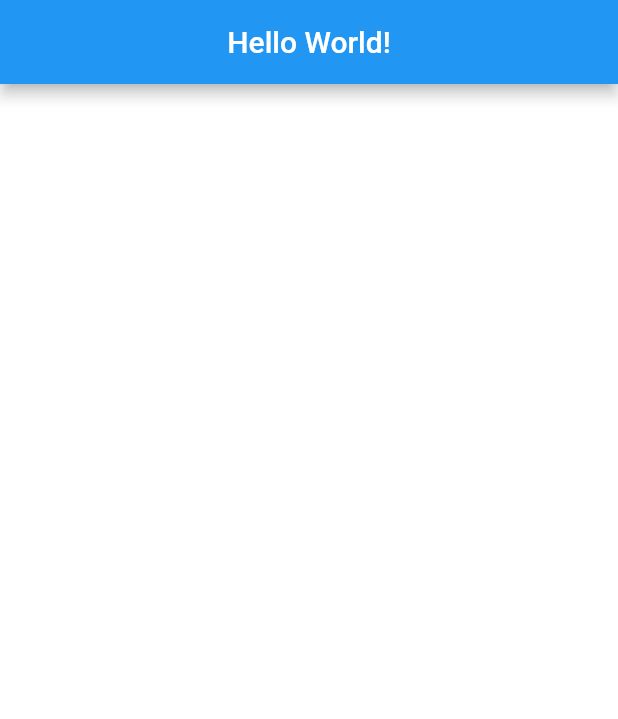
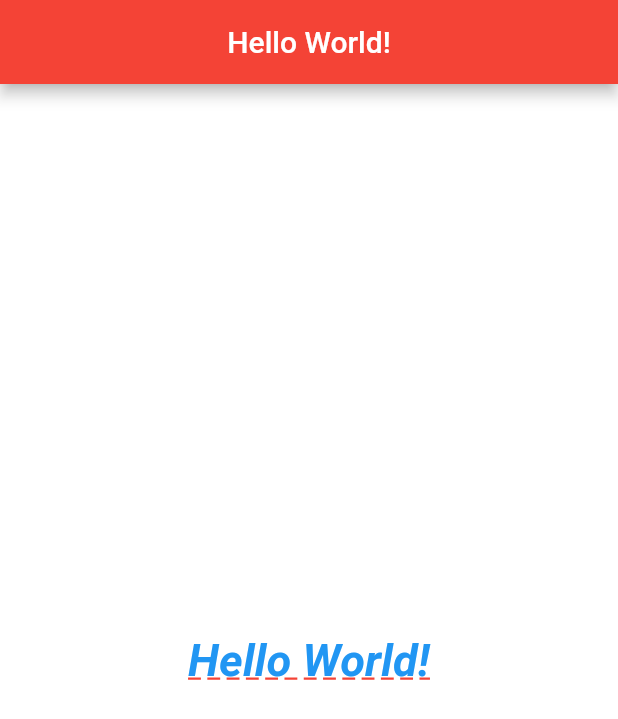
Before and after one commit to Cantinho/flutter-basic, a Flutter app: the screen it shows after launch, on a phone screen of 412 x 824 dp. Shown: the top 719 px of the screen. Run offline on Flutter 3.47's test engine with Material 2 defaults, Android fonts, the phone set to English and light mode, and no system bars.

Commit message:
add class 03 - refactoring

```diff
--- /dev/null
+++ b/flutter_basic/lib/home_page.dart
@@ -0,0 +1,40 @@
+import 'package:flutter/material.dart';
+
+class HomePage extends StatelessWidget {
+  @override
+  Widget build(BuildContext context) {
+    return Scaffold(
+      appBar: AppBar(
+        title: Text(
+          "Hello World!",
+        ),
+        centerTitle: true,
+      ),
+      body: _body(),
+    );
+  }
+
+  _body() {
+    return Container(
+      color: Colors.white,
+      child: Center(
+        child: _text(),
+      ),
+    );
+  }
+
+  _text() {
+    return Text(
+      "Hello World!",
+      style: TextStyle(
+        fontSize: 30,
+        color: Colors.blue,
+        fontWeight: FontWeight.bold,
+        fontStyle: FontStyle.italic,
+        decoration: TextDecoration.underline,
+        decorationColor: Colors.red,
+        decorationStyle: TextDecorationStyle.dashed,
+      ),
+    );
+  }
+}
--- a/flutter_basic/lib/main.dart
+++ b/flutter_basic/lib/main.dart
@@ -1,4 +1,5 @@
 import 'package:flutter/material.dart';
+import 'package:flutter_basic/home_page.dart';
 
 void main() => runApp(MyApp());
 
@@ -7,25 +8,8 @@ class MyApp extends StatelessWidget {
   Widget build(BuildContext context) {
     return MaterialApp(
       //debugShowCheckedModeBanner: false,
-      theme: ThemeData(
-        primaryColor: Colors.blue
-      ),
+      theme: ThemeData(primaryColor: Colors.red),
       home: HomePage(),
     );
   }
 }
-
-class HomePage extends StatelessWidget {
-  @override
-  Widget build(BuildContext context) {
-    return Scaffold(
-      appBar: AppBar(
-        title: Text("Hello World!"),
-        centerTitle: true,
-      ),
-      body: Container(
-        color: Colors.white,
-      ),
-    );
-  }
-}
```
